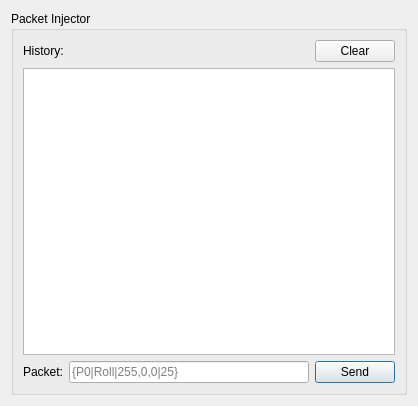
This is debugtools.ui in xcoder123/FlexiPlot as Qt 5 draws it before an edit. The edited form follows.
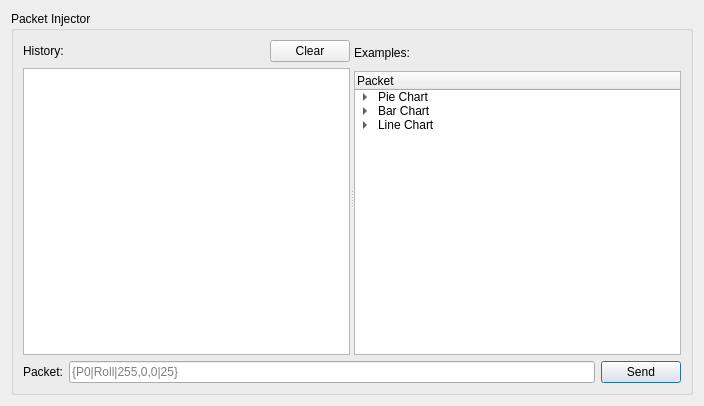
This is the edited form. Icons and pictures are not drawn.

Commit message:
Pie Charts and refactoring
Added pie charts, some small refactoring and improved about dialog

The edit to the form file:
```diff
--- a/debugtools.ui
+++ b/debugtools.ui
@@ -6,7 +6,7 @@
    <rect>
     <x>0</x>
     <y>0</y>
-    <width>418</width>
+    <width>704</width>
     <height>406</height>
    </rect>
   </property>
@@ -19,7 +19,23 @@
      <property name="title">
       <string>Packet Injector</string>
      </property>
+     <layout class="QVBoxLayout" name="verticalLayout_4">
+      <item>
+       <widget class="QSplitter" name="splitter">
+        <property name="sizePolicy">
+         <sizepolicy hsizetype="Expanding" vsizetype="Expanding">
+          <horstretch>0</horstretch>
+          <verstretch>0</verstretch>
+         </sizepolicy>
+        </property>
+        <property name="orientation">
+         <enum>Qt::Horizontal</enum>
+        </property>
+        <widget class="QWidget" name="verticalLayoutWidget">
      <layout class="QVBoxLayout" name="verticalLayout">
+          <property name="topMargin">
+           <number>0</number>
+          </property>
       <item>
        <layout class="QHBoxLayout" name="horizontalLayout_2">
         <property name="topMargin">
@@ -60,6 +76,93 @@
       <item>
        <widget class="QListWidget" name="historyListWidget"/>
       </item>
+         </layout>
+        </widget>
+        <widget class="QWidget" name="verticalLayoutWidget_2">
+         <layout class="QVBoxLayout" name="verticalLayout_3">
+          <item>
+           <widget class="QLabel" name="label_3">
+            <property name="minimumSize">
+             <size>
+              <width>0</width>
+              <height>25</height>
+             </size>
+            </property>
+            <property name="text">
+             <string>Examples:</string>
+            </property>
+           </widget>
+          </item>
+          <item>
+           <widget class="QTreeWidget" name="examplesTreeWidget">
+            <column>
+             <property name="text">
+              <string>Packet</string>
+             </property>
+            </column>
+            <item>
+             <property name="text">
+              <string>Pie Chart</string>
+             </property>
+             <property name="icon">
+              <iconset resource="icons.qrc">
+               <normaloff>:/images/piechart.ico</normaloff>:/images/piechart.ico</iconset>
+             </property>
+             <item>
+              <property name="text">
+               <string>{P0|Slice 1|10|Slice 2|30|Slice 3|20}</string>
+              </property>
+             </item>
+             <item>
+              <property name="text">
+               <string>{P0|Slice 1|255,0,0|10.0048|Slice 2|0,255,0|30|Slice 3|0,0,255|20}</string>
+              </property>
+             </item>
+            </item>
+            <item>
+             <property name="text">
+              <string>Bar Chart</string>
+             </property>
+             <property name="icon">
+              <iconset resource="icons.qrc">
+               <normaloff>:/images/view-statistics.png</normaloff>:/images/view-statistics.png</iconset>
+             </property>
+             <item>
+              <property name="text">
+               <string>{P0|Jan;Feb;Mar|Jane|25 15 17|John|8 9 23}</string>
+              </property>
+             </item>
+             <item>
+              <property name="text">
+               <string>{P0|Jan;Feb;Mar|Jane|255,0,0|25 15 17|John|0,255,0|8 9 23}</string>
+              </property>
+             </item>
+            </item>
+            <item>
+             <property name="text">
+              <string>Line Chart</string>
+             </property>
+             <property name="icon">
+              <iconset resource="icons.qrc">
+               <normaloff>:/images/graph.png</normaloff>:/images/graph.png</iconset>
+             </property>
+             <item>
+              <property name="text">
+               <string>{P0|Quadratic|255,0,0|-5 25 -4 16 -3 9 -2 4 -1 1 0 0 1 1 2 4 3 9 4 16 5 25}</string>
+              </property>
+             </item>
+             <item>
+              <property name="text">
+               <string>{P0|Roll|255,0,0|25|Pitch|0,255,0|56}</string>
+              </property>
+             </item>
+            </item>
+           </widget>
+          </item>
+         </layout>
+        </widget>
+       </widget>
+      </item>
       <item>
        <layout class="QHBoxLayout" name="horizontalLayout">
         <item>
```
Left out of the diff: 5 changed lines with no effect on the pictures. Lines whose indentation alone changed are shown as unchanged. The commit also changes 23 other files.
